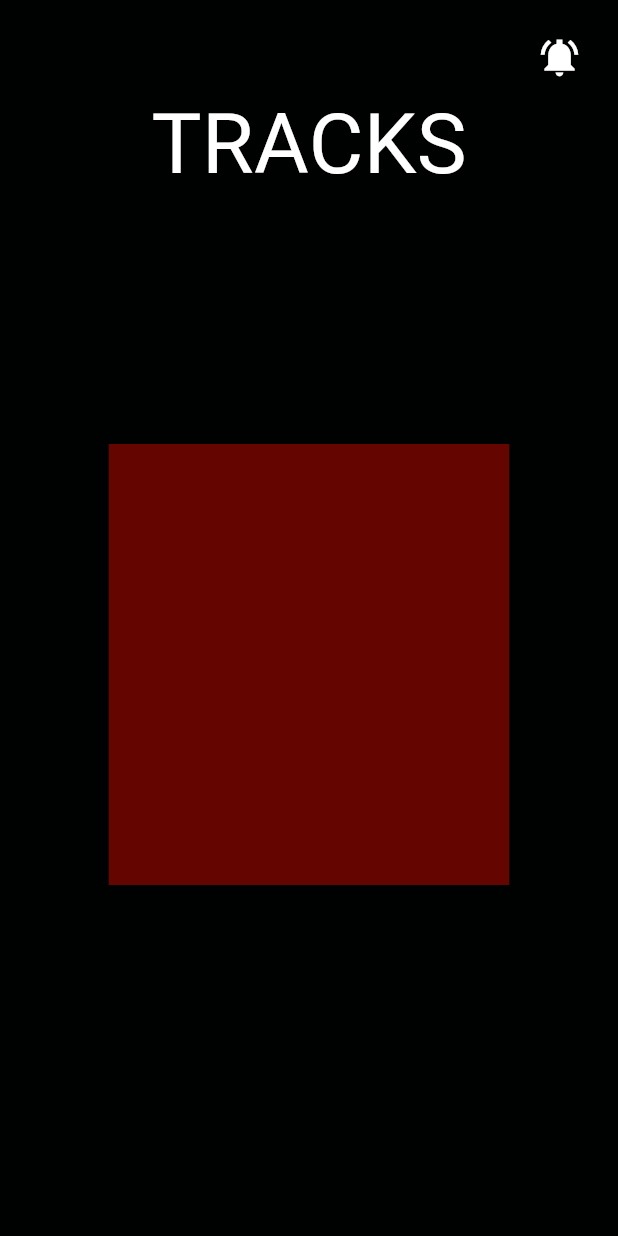
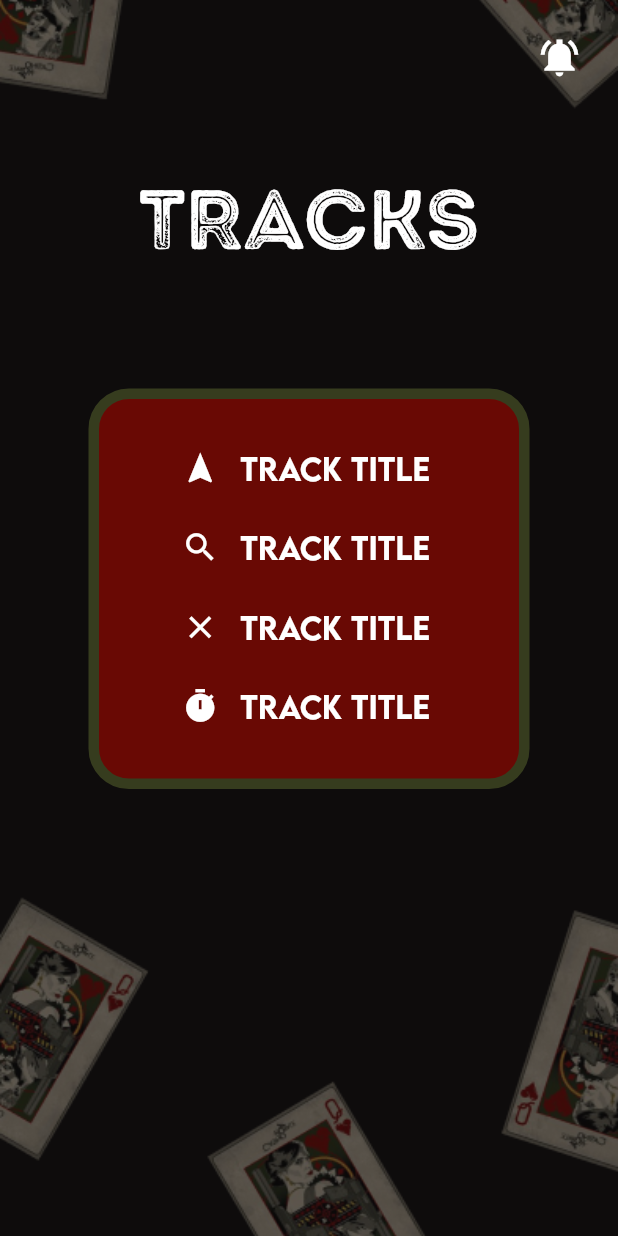
Before and after one commit to MicrosoftStudentChapter/makeathon7-app, a Flutter app: the screen it shows after launch, on a phone screen of 412 x 824 dp. Run offline on Flutter 3.47's test engine with Material 3 defaults, Android fonts, the phone set to English and light mode, and no system bars.

Commit message:
first draft ready

```diff
--- /dev/null
+++ b/lib/home_page.dart
@@ -0,0 +1,28 @@
+import 'package:flutter/material.dart';
+import 'package:makeathon7/tracks/tracks_page.dart';
+
+
+class HomePage extends StatefulWidget {
+  const HomePage({super.key});
+
+  @override
+  State<HomePage> createState() => _HomePageState();
+}
+
+class _HomePageState extends State<HomePage> {
+  int currentPage = 0;
+
+  List<Widget> pages = [
+    const TracksPage(),
+  ];
+
+  @override
+  Widget build(BuildContext context) {
+    return Scaffold(
+      body: IndexedStack(
+        index: currentPage,
+        children: pages,
+      ),
+    );
+  }
+}
--- a/lib/main.dart
+++ b/lib/main.dart
@@ -1,5 +1,5 @@
 import 'package:flutter/material.dart';
-import 'package:makeathon7/tracks_page.dart';
+import 'package:makeathon7/home_page.dart';
 
 void main() {
   runApp(const MyApp());
@@ -13,7 +13,7 @@ class MyApp extends StatelessWidget {
   Widget build(BuildContext context) {
     return MaterialApp(
       debugShowCheckedModeBanner: false,
-      home: const TracksPage(),
+      home: const HomePage(),
     );
   }
 }
--- /dev/null
+++ b/lib/tracks/tracks_page.dart
@@ -0,0 +1,88 @@
+import 'package:flutter/material.dart';
+import 'package:makeathon7/theme/app_pallete.dart';
+
+class TracksPage extends StatelessWidget {
+  const TracksPage({super.key});
+
+  @override
+  Widget build(BuildContext context) {
+    return Container(
+      decoration: BoxDecoration(
+        image: DecorationImage(
+          image: AssetImage('lib/images/background.png'),
+          fit: BoxFit.cover,
+        ),
+      ),
+      child: Scaffold(
+        backgroundColor: Colors.transparent,
+        appBar: AppBar(
+          // backgroundColor: AppPallete.backgroundColor,
+          backgroundColor: Colors.transparent,
+          actions: [
+          Padding(
+            padding: const EdgeInsets.all(15.0),
+            child: IconButton(onPressed: () {}, icon: Icon(Icons.notifications_active_sharp), color: Colors.white, iconSize: 30,),
+          )
+        ],),
+        body: Center(
+          child: Column(
+            children: [
+              SizedBox(height: 50,),
+              Text('TRACKS', style: TextStyle(color: Colors.white, fontSize: 56, fontFamily: 'IntroRust'),),
+              SizedBox(height: 73,),
+              Container(
+                height: 267,
+                width: 294,
+                decoration: BoxDecoration(
+                color: AppPallete.redColorOpac,
+                border: Border.all(
+                  color: AppPallete.greenColor,
+                  width: 7,
+                ),
+                borderRadius: BorderRadius.circular(27),
+                ),
+
+                // child: ListView.builder(
+                //     itemBuilder: (context, index) {
+                //       return ListTile(
+                //         title: Text('TRACK ${index + 1}', style: TextStyle(color: Colors.white, fontSize: 36)),
+                //         subtitle: Column(
+                //           crossAxisAlignment: CrossAxisAlignment.start,
+                //           children: [
+                //             SizedBox(height: 10),
+                //             Text('Description', style: TextStyle(color: Colors.white, fontSize: 24)),
+                //             SizedBox(height: 10),
+                //             Text('Rules', style: TextStyle(color: Colors.white, fontSize: 24)),
+                //             SizedBox(height: 10),
+                //             Text('Prizes', style: TextStyle(color: Colors.white, fontSize: 24)),
+                //           ],
+                //         ),
+                //         contentPadding: EdgeInsets.symmetric(vertical: 10, horizontal: 16),
+                //       );
+                //     },
+                //     itemCount: 5,
+                //     shrinkWrap: true,
+                //     physics: ScrollPhysics(),
+                //   )
+
+                child: Column(
+                  children: [
+                    SizedBox(height: 22,),
+                    TextButton.icon(onPressed: () {}, label: Text(' TRACK TITLE', style: TextStyle(color: AppPallete.whiteColor, fontSize: 20, fontFamily: 'LemonMilkMedium')), icon: Icon(Icons.navigation, size: 25, color: AppPallete.whiteColor,),),
+                    SizedBox(height: 5,),
+                    TextButton.icon(onPressed: () {}, label: Text(' TRACK TITLE', style: TextStyle(color: AppPallete.whiteColor, fontSize: 20, fontFamily: 'LemonMilkMedium')), icon: Icon(Icons.search, size: 25, color: AppPallete.whiteColor,),),
+                    SizedBox(height: 5,),
+                    TextButton.icon(onPressed: () {}, label: Text(' TRACK TITLE', style: TextStyle(color: AppPallete.whiteColor, fontSize: 20, fontFamily: 'LemonMilkMedium')), icon: Icon(Icons.close, size: 25, color: AppPallete.whiteColor,),),
+                    SizedBox(height: 5,),
+                    TextButton.icon(onPressed: () {}, label: Text(' TRACK TITLE', style: TextStyle(color: AppPallete.whiteColor, fontSize: 20, fontFamily: 'LemonMilkMedium')), icon: Icon(Icons.timer, size: 25, color: AppPallete.whiteColor,),),
+
+                    ],
+                  ),
+                ),
+              ],
+            ),
+          ),
+        ),
+    );
+  }
+}
--- /dev/null
+++ b/lib/tracks/tracks_widget.dart
@@ -0,0 +1,10 @@
+import 'package:flutter/material.dart';
+
+class TracksWidget extends StatelessWidget {
+  const TracksWidget({super.key});
+
+  @override
+  Widget build(BuildContext context) {
+    return Placeholder();
+  }
+}
--- a/lib/tracks_page.dart
+++ /dev/null
@@ -1,38 +0,0 @@
-import 'package:flutter/material.dart';
-import 'package:makeathon7/theme/app_pallete.dart';
-
-class TracksPage extends StatelessWidget {
-  const TracksPage({super.key});
-
-  @override
-  Widget build(BuildContext context) {
-    return Scaffold(
-      backgroundColor: AppPallete.backgroundColor,
-      appBar: AppBar(
-        backgroundColor: AppPallete.backgroundColor,
-        actions: [
-        Padding(
-          padding: const EdgeInsets.all(15.0),
-          child: IconButton(onPressed: () {}, icon: Icon(Icons.notifications_active_sharp), color: Colors.white, iconSize: 30,),
-        )
-      ],),
-      body: Center(
-        child: Column(
-          children: [
-            Text('TRACKS', style: TextStyle(color: Colors.white, fontSize: 56),),
-            SizedBox(height: 160,),
-            Container(
-              color: AppPallete.redColorOpac,
-              // decoration: BoxDecoration(
-              //   // borderRadius: BorderRadius.circular(20),
-              //   color: AppPallete.greenColor,
-              // ),
-              height: 294, width: 267,
-            )
-          ],
-        ),
-      ),
-
-    );
-  }
-}
```
Also changed, not shown: pubspec.yaml (+14 -14 lines), lib/fonts/IntroRustG.otf (added), lib/fonts/LEMONMILK-Medium.otf (added), lib/images/background.png (added).
